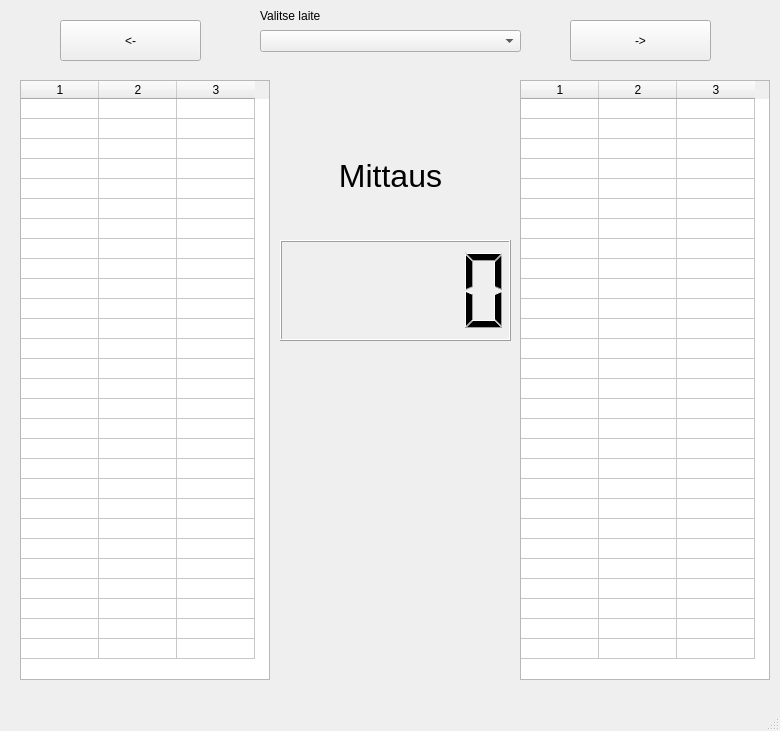
Above: ui.ui from cyanidesayonara/monitorimittari before the change. Below: the same form after it.
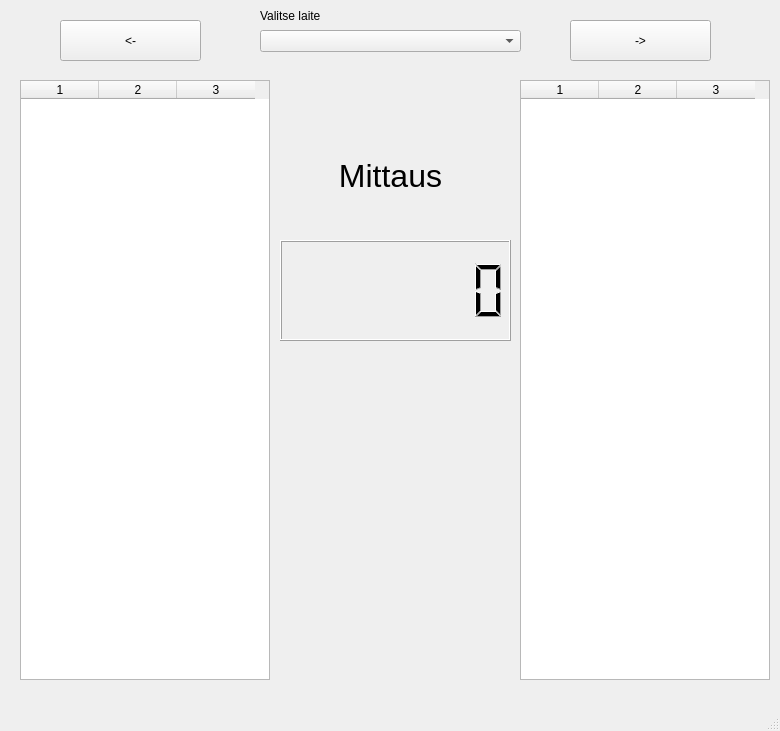
That is the form after the change.

```diff
--- a/ui.ui
+++ b/ui.ui
@@ -72,6 +72,12 @@
       <height>101</height>
      </rect>
     </property>
+    <property name="digitCount">
+     <number>7</number>
+    </property>
+    <property name="mode">
+     <enum>QLCDNumber::Dec</enum>
+    </property>
    </widget>
    <widget class="QLabel" name="measurementLabel">
     <property name="geometry">
@@ -110,7 +116,7 @@
      <enum>Qt::SolidLine</enum>
     </property>
     <property name="rowCount">
-     <number>28</number>
+     <number>0</number>
     </property>
     <property name="columnCount">
      <number>3</number>
@@ -136,34 +142,6 @@
     <attribute name="verticalHeaderMinimumSectionSize">
      <number>20</number>
     </attribute>
-    <row/>
-    <row/>
-    <row/>
-    <row/>
-    <row/>
-    <row/>
-    <row/>
-    <row/>
-    <row/>
-    <row/>
-    <row/>
-    <row/>
-    <row/>
-    <row/>
-    <row/>
-    <row/>
-    <row/>
-    <row/>
-    <row/>
-    <row/>
-    <row/>
-    <row/>
-    <row/>
-    <row/>
-    <row/>
-    <row/>
-    <row/>
-    <row/>
     <column/>
     <column/>
     <column/>
@@ -184,7 +162,7 @@
      <enum>Qt::SolidLine</enum>
     </property>
     <property name="rowCount">
-     <number>28</number>
+     <number>0</number>
     </property>
     <property name="columnCount">
      <number>3</number>
@@ -207,34 +185,6 @@
     <attribute name="verticalHeaderMinimumSectionSize">
      <number>20</number>
     </attribute>
-    <row/>
-    <row/>
-    <row/>
-    <row/>
-    <row/>
-    <row/>
-    <row/>
-    <row/>
-    <row/>
-    <row/>
-    <row/>
-    <row/>
-    <row/>
-    <row/>
-    <row/>
-    <row/>
-    <row/>
-    <row/>
-    <row/>
-    <row/>
-    <row/>
-    <row/>
-    <row/>
-    <row/>
-    <row/>
-    <row/>
-    <row/>
-    <row/>
     <column/>
     <column/>
     <column/>
```
